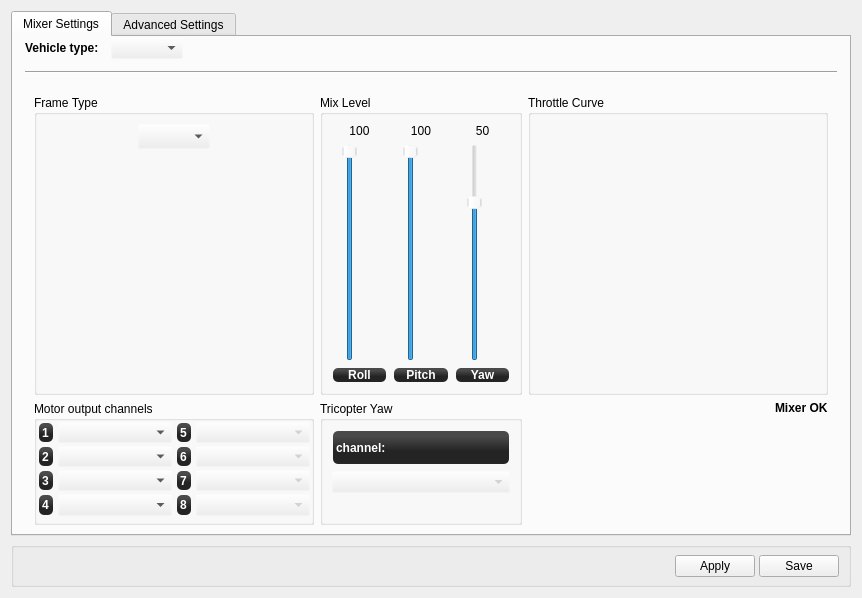
Before: the Qt Designer form ground/openpilotgcs/src/plugins/config/airframe.ui in openpilot/OpenPilot, drawn with Qt 5.
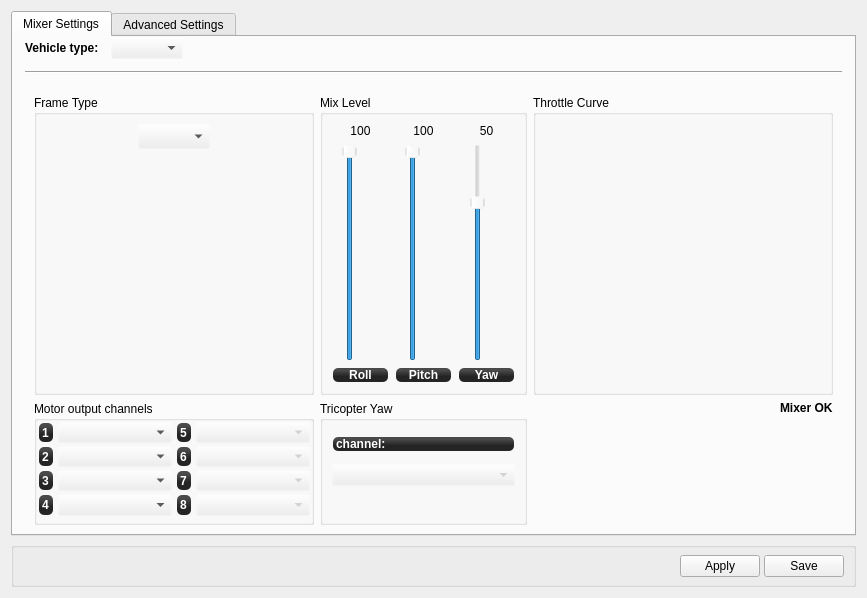
After: the same form once the commit is applied. Icons and pictures are not drawn. Custom widgets are drawn as their Qt base class.

Commit message: locked the column headers in airframe yaw and txPID so they hopefully dont go all gigantic in windows

```diff
--- a/ground/openpilotgcs/src/plugins/config/airframe.ui
+++ b/ground/openpilotgcs/src/plugins/config/airframe.ui
@@ -6,7 +6,7 @@
    <rect>
     <x>0</x>
     <y>0</y>
-    <width>862</width>
+    <width>867</width>
     <height>598</height>
    </rect>
   </property>
@@ -128,7 +128,7 @@
            <rect>
             <x>0</x>
             <y>0</y>
-            <width>808</width>
+            <width>813</width>
             <height>491</height>
            </rect>
           </property>
@@ -1352,6 +1352,18 @@
                  <layout class="QVBoxLayout" name="verticalLayout_4">
                   <item>
                    <widget class="QLabel" name="label_2">
+                    <property name="sizePolicy">
+                     <sizepolicy hsizetype="Preferred" vsizetype="Fixed">
+                      <horstretch>0</horstretch>
+                      <verstretch>0</verstretch>
+                     </sizepolicy>
+                    </property>
+                    <property name="minimumSize">
+                     <size>
+                      <width>0</width>
+                      <height>16</height>
+                     </size>
+                    </property>
                     <property name="styleSheet">
                      <string notr="true">background-color: qlineargradient(spread:reflect, x1:0.507, y1:0, x2:0.507, y2:0.772, stop:0.208955 rgba(74, 74, 74, 255), stop:0.78607 rgba(36, 36, 36, 255));
 color: rgb(255, 255, 255);
```
Left out of the diff: 4 changed lines with no effect on the pictures. The commit also changes 1 other file.
